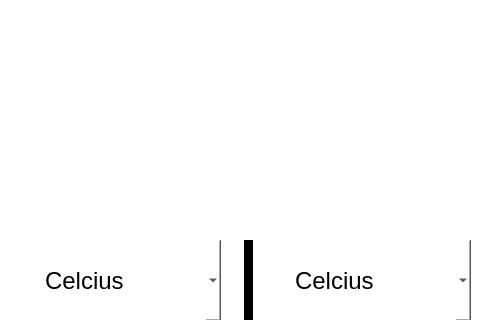
Above: updated_calc.ui from uprcs-voyager/Kalkulator before the change; both pictures show x 0 to 497 and y 0 to 320 of the 497 by 697 pixel window. Below: the same form after it.
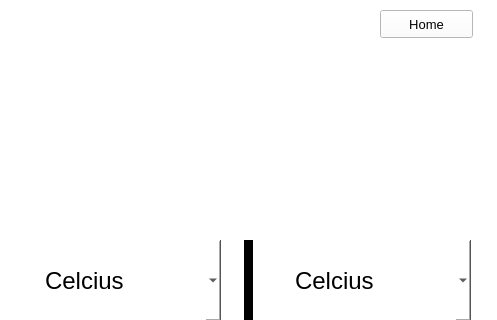
That is the form after the change.

Commit message: tambah tombol kembali ke home

```diff
--- a/updated_calc.ui
+++ b/updated_calc.ui
@@ -450,6 +450,24 @@
       </property>
      </item>
     </widget>
+    <widget class="QPushButton" name="tombol_home">
+     <property name="geometry">
+      <rect>
+       <x>380</x>
+       <y>10</y>
+       <width>93</width>
+       <height>28</height>
+      </rect>
+     </property>
+     <property name="font">
+      <font>
+       <pointsize>10</pointsize>
+      </font>
+     </property>
+     <property name="text">
+      <string>Home</string>
+     </property>
+    </widget>
    </widget>
   </widget>
  </widget>
```
The commit also changes 4 other files.
